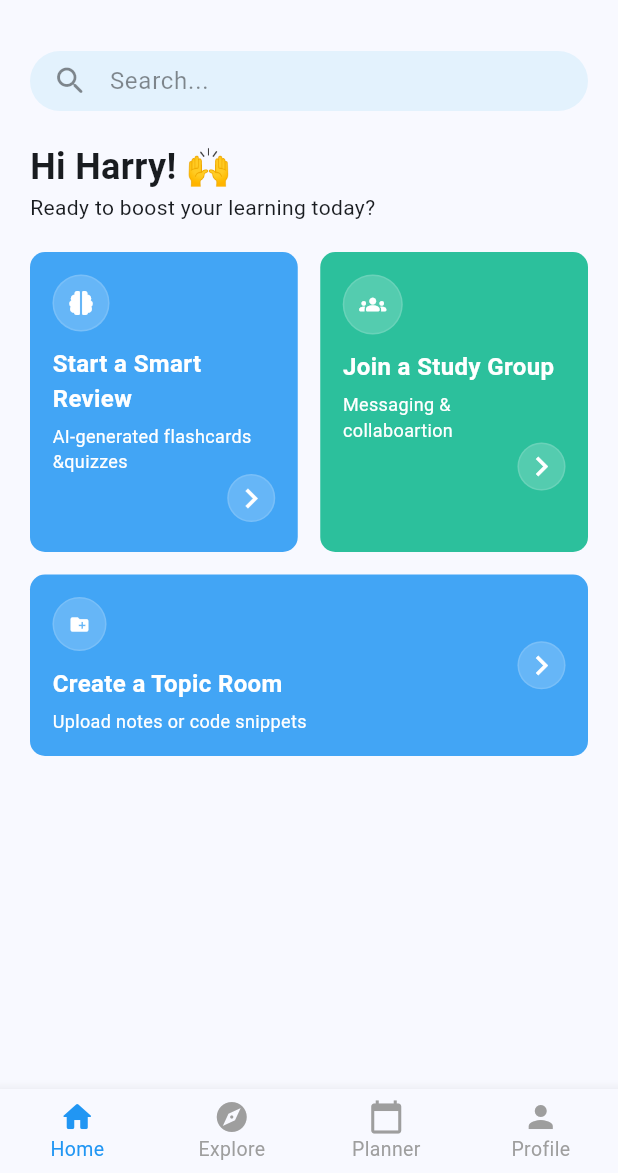
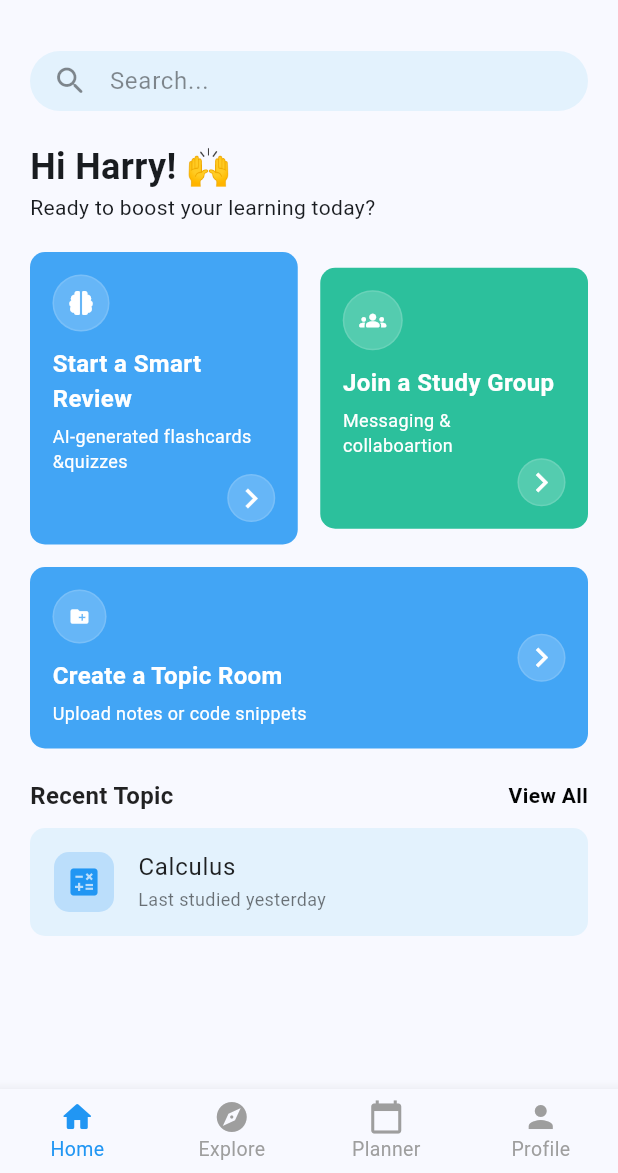
Before and after one commit to DTHarryyy/SmartPal, a Flutter app: the screen it shows after launch, on a phone screen of 412 x 824 dp, the part 63-1236 px from its top. Run offline on Flutter 3.47's test engine with Material 3 defaults, Android fonts, the phone set to English and light mode, and no system bars; our stand-ins replace font_awesome_flutter.

Commit message:
add ui for the recent topics

```diff
--- a/lib/views/pages/home/home_widgets_tree.dart
+++ b/lib/views/pages/home/home_widgets_tree.dart
@@ -1,6 +1,7 @@
 import 'package:flutter/material.dart';
-import 'package:smartpal/views/pages/home/widgets/core_features_link.dart';
+import 'package:smartpal/views/pages/home/widgets/feature_navigator.dart';
 import 'package:smartpal/views/pages/home/widgets/header.dart';
+import 'package:smartpal/views/pages/home/widgets/recent_topics.dart';
 
 class HomeWidgetsTree extends StatelessWidget {
   const HomeWidgetsTree({super.key});
@@ -20,7 +21,9 @@ class HomeWidgetsTree extends StatelessWidget {
         scrollDirection: Axis.vertical,
         child: Padding(
           padding: const EdgeInsets.symmetric(vertical: 10, horizontal: 20),
-          child: Column(children: [HomeHeader(), CoreFeaturesLink()]),
+          child: Column(
+            children: [HomeHeader(), CoreFeaturesLink(), RecentTopics()],
+          ),
         ),
       ),
     );
--- a/lib/views/pages/home/widgets/core_features_link.dart
+++ b/lib/views/pages/home/widgets/feature_navigator.dart
@@ -1,5 +1,5 @@
 import 'package:flutter/material.dart';
-import 'package:smartpal/views/pages/home/widgets/sub%20widgets/feature_navigator.dart';
+import 'package:smartpal/views/pages/home/widgets/sub%20widgets/card_for_feature_navigator.dart';
 import 'package:font_awesome_flutter/font_awesome_flutter.dart';
 import 'package:smartpal/views/pages/home/widgets/sub%20widgets/topic_room_navigator.dart';
 
--- /dev/null
+++ b/lib/views/pages/home/widgets/recent_topics.dart
@@ -0,0 +1,12 @@
+import 'package:flutter/material.dart';
+import 'package:smartpal/views/pages/home/widgets/sub%20widgets/recent_topic_header.dart';
+import 'package:smartpal/views/pages/home/widgets/sub%20widgets/recent_topics_tile.dart';
+
+class RecentTopics extends StatelessWidget {
+  const RecentTopics({super.key});
+
+  @override
+  Widget build(BuildContext context) {
+    return Column(children: [RecentTopicHeader(), RecentTopicsTile()]);
+  }
+}
--- a/lib/views/pages/home/widgets/sub widgets/feature_navigator.dart
+++ b/lib/views/pages/home/widgets/sub widgets/card_for_feature_navigator.dart
@@ -1,5 +1,4 @@
 import 'package:flutter/material.dart';
-import 'package:font_awesome_flutter/font_awesome_flutter.dart';
 
 class FeaturesNavigator extends StatelessWidget {
   final IconData? navigatorIcon;
@@ -21,15 +20,16 @@ class FeaturesNavigator extends StatelessWidget {
   @override
   Widget build(BuildContext context) {
     return Expanded(
+      flex: 1,
       child: Container(
         padding: const EdgeInsets.symmetric(horizontal: 15, vertical: 15),
-        height: 200,
         decoration: BoxDecoration(
           borderRadius: BorderRadius.circular(10),
           color: bgColor,
         ),
 
         child: Column(
+          crossAxisAlignment: CrossAxisAlignment.start,
           children: [
             Column(
               crossAxisAlignment: CrossAxisAlignment.start,
--- /dev/null
+++ b/lib/views/pages/home/widgets/sub widgets/recent_topic_header.dart
@@ -0,0 +1,35 @@
+import 'package:flutter/material.dart';
+
+class RecentTopicHeader extends StatelessWidget {
+  const RecentTopicHeader({super.key});
+
+  @override
+  Widget build(BuildContext context) {
+    return Padding(
+      padding: const EdgeInsets.only(bottom: 10),
+      child: Row(
+        mainAxisAlignment: MainAxisAlignment.spaceBetween,
+        children: [
+          Text(
+            "Recent Topic",
+            style: TextStyle(
+              fontWeight: FontWeight.w600,
+              color: Colors.black87,
+              fontSize: 16,
+            ),
+          ),
+          GestureDetector(
+            child: Text(
+              "View All",
+              style: TextStyle(
+                color: const Color.fromARGB(255, 4, 5, 5),
+                fontSize: 14,
+                fontWeight: FontWeight.w600,
+              ),
+            ),
+          ),
+        ],
+      ),
+    );
+  }
+}
--- /dev/null
+++ b/lib/views/pages/home/widgets/sub widgets/recent_topics_tile.dart
@@ -0,0 +1,34 @@
+import 'package:flutter/material.dart';
+
+class RecentTopicsTile extends StatelessWidget {
+  const RecentTopicsTile({super.key});
+
+  @override
+  Widget build(BuildContext context) {
+    return Container(
+      decoration: BoxDecoration(
+        color: Colors.blue[50],
+        borderRadius: BorderRadius.circular(10),
+      ),
+      child: ListTile(
+        leading: Container(
+          height: 40,
+          width: 40,
+          decoration: BoxDecoration(
+            color: Colors.blue[100],
+            borderRadius: BorderRadius.circular(10),
+          ),
+          child: Icon(Icons.calculate, color: Colors.blue),
+        ),
+        title: Text(
+          'Calculus',
+          style: TextStyle(fontWeight: FontWeight.w400, color: Colors.black87),
+        ),
+        subtitle: Text(
+          'Last studied yesterday',
+          style: TextStyle(color: Colors.black54, height: 1, fontSize: 12),
+        ),
+      ),
+    );
+  }
+}
```
